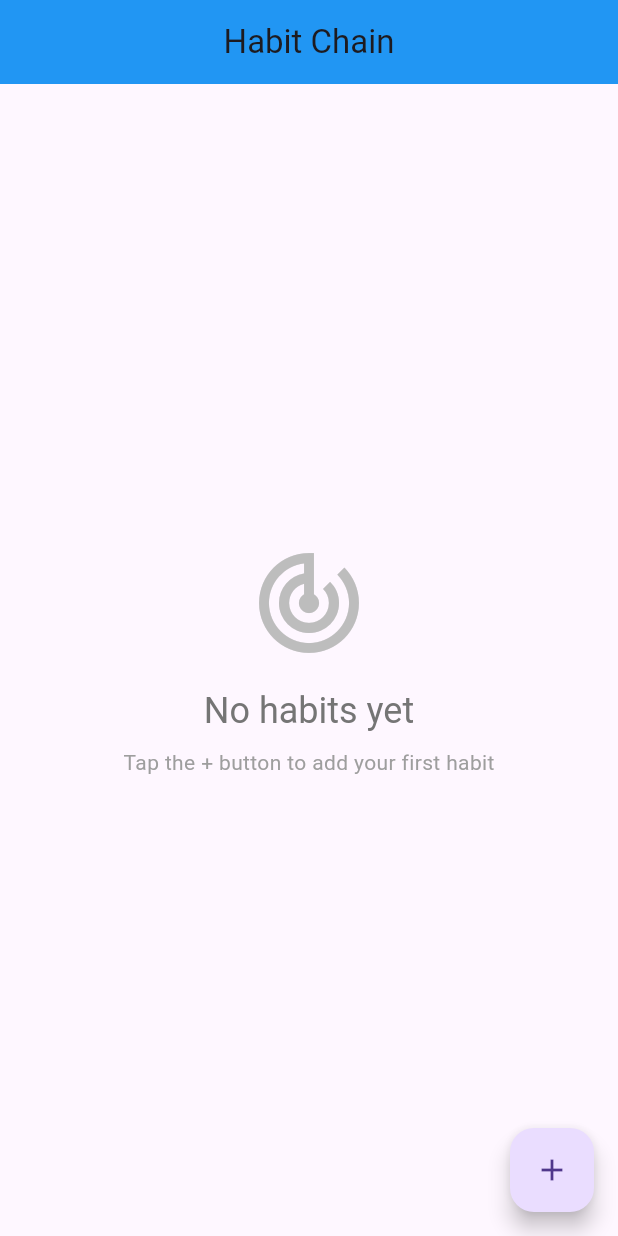
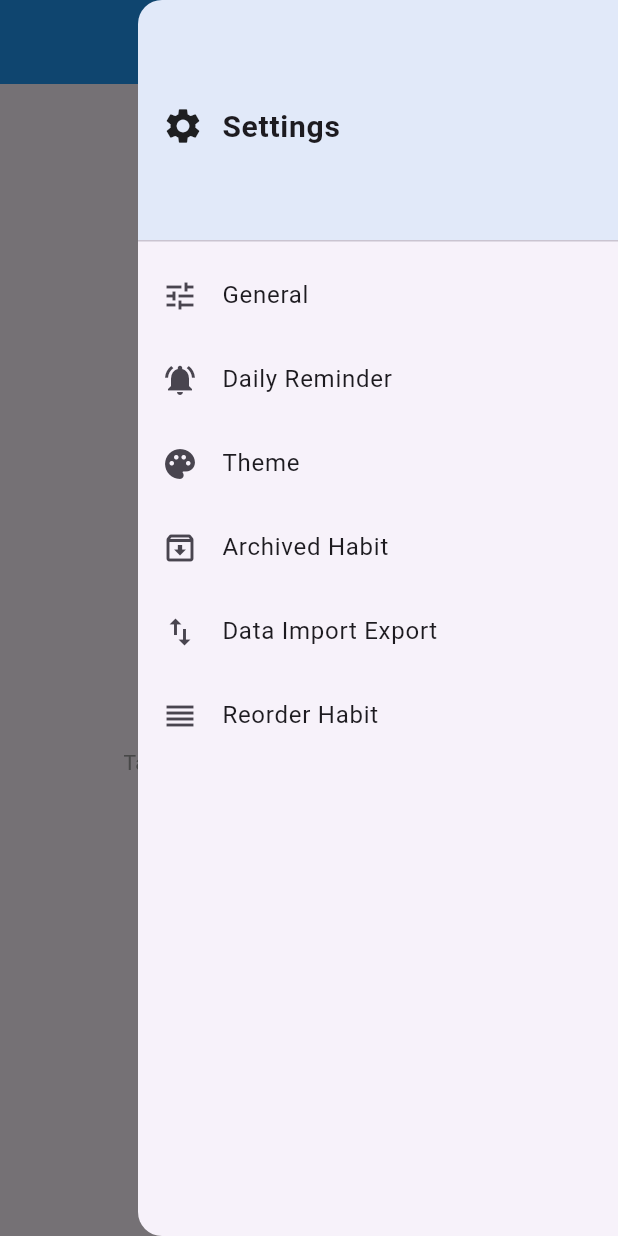
Before and after one commit to wahab499/Habit-Tracker-Flutter-App, a Flutter app: the screen it shows after launch, with the side drawer open (before the commit the screen has no drawer), on a phone screen of 412 x 824 dp. Run offline on Flutter 3.47's test engine with Material 3 defaults, Android fonts, the phone set to English and light mode, and no system bars; our stand-ins replace shared_preferences.

Commit message:
Add settings in appbar

```diff
--- a/lib/screens/homescreen.dart
+++ b/lib/screens/homescreen.dart
@@ -14,6 +14,7 @@ class Homescreen extends StatefulWidget {
 class _HomescreenState extends State<Homescreen> {
   final HabitService _habitService = HabitService();
   bool _isLoading = true;
+  final GlobalKey<ScaffoldState> _scaffoldKey = GlobalKey<ScaffoldState>();
 
   @override
   void initState() {
@@ -32,12 +33,88 @@ class _HomescreenState extends State<Homescreen> {
   Widget build(BuildContext context) {
     return SafeArea(
         child: Scaffold(
+      key: _scaffoldKey,
       appBar: AppBar(
         title: const Text(
           'Habit Chain',
         ),
         centerTitle: true,
         backgroundColor: MyColors.primary,
+        actions: [
+          IconButton(
+            icon: const Icon(Icons.settings),
+            onPressed: () => _scaffoldKey.currentState?.openEndDrawer(),
+            tooltip: 'Settings',
+          ),
+        ],
+      ),
+      endDrawer: SafeArea(
+        child: SizedBox(
+          width: 320,
+          child: Drawer(
+            child: ListView(
+              padding: EdgeInsets.zero,
+              children: [
+                DrawerHeader(
+                  decoration:
+                      BoxDecoration(color: MyColors.primary.withOpacity(0.1)),
+                  child: Row(
+                    crossAxisAlignment: CrossAxisAlignment.center,
+                    children: const [
+                      Icon(Icons.settings, size: 28),
+                      SizedBox(width: 12),
+                      Text('Settings',
+                          style: TextStyle(
+                              fontSize: 20, fontWeight: FontWeight.w600)),
+                    ],
+                  ),
+                ),
+                ListTile(
+                  leading: const Icon(Icons.tune),
+                  title: const Text('General'),
+                  onTap: () {
+                    Navigator.of(context).maybePop();
+                  },
+                ),
+                ListTile(
+                  leading: const Icon(Icons.notifications_active),
+                  title: const Text('Daily Reminder'),
+                  onTap: () {
+                    Navigator.of(context).maybePop();
+                  },
+                ),
+                ListTile(
+                  leading: const Icon(Icons.palette),
+                  title: const Text('Theme'),
+                  onTap: () {
+                    Navigator.of(context).maybePop();
+                  },
+                ),
+                ListTile(
+                  leading: const Icon(Icons.archive_outlined),
+                  title: const Text('Archived Habit'),
+                  onTap: () {
+                    Navigator.of(context).maybePop();
+                  },
+                ),
+                ListTile(
+                  leading: const Icon(Icons.import_export),
+                  title: const Text('Data Import Export'),
+                  onTap: () {
+                    Navigator.of(context).maybePop();
+                  },
+                ),
+                ListTile(
+                  leading: const Icon(Icons.reorder),
+                  title: const Text('Reorder Habit'),
+                  onTap: () {
+                    Navigator.of(context).maybePop();
+                  },
+                ),
+              ],
+            ),
+          ),
+        ),
       ),
       body: _isLoading
           ? const Center(child: CircularProgressIndicator())
```
